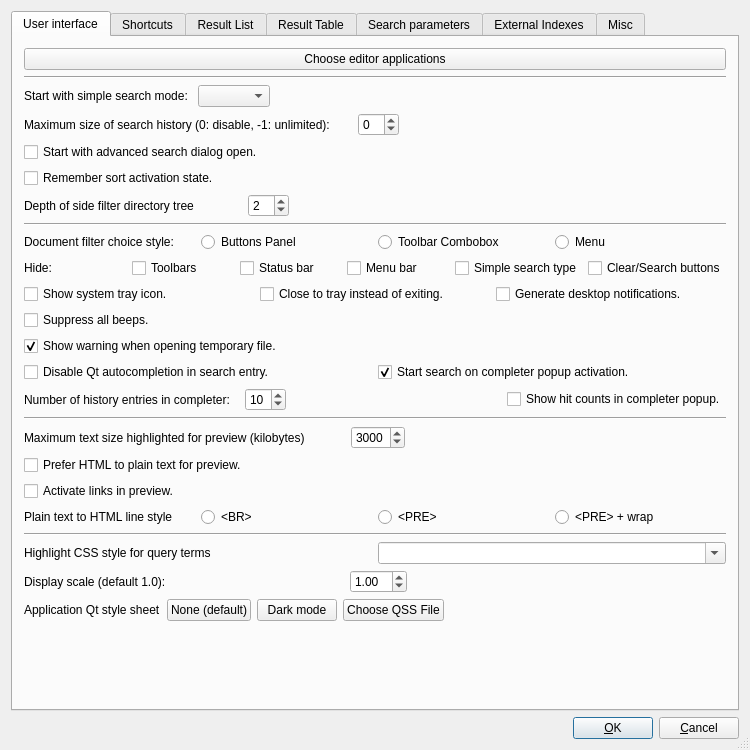
Qt form src/qtgui/uiprefs.ui (alberti42/recoll-macos) before a commit.
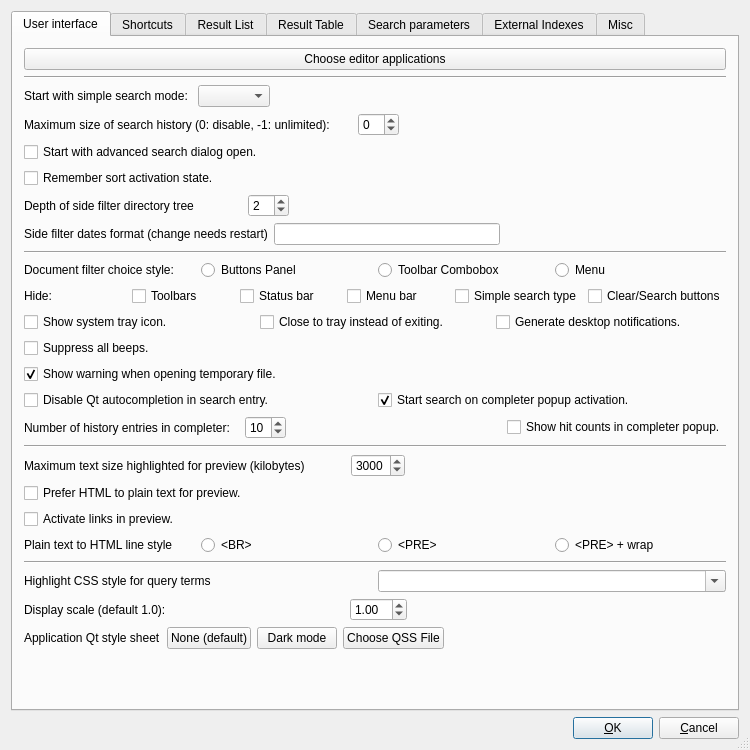
The same form after that commit.

Commit message: Add a setting for the side filter date display format

Patch:
```diff
--- a/src/qtgui/uiprefs.ui
+++ b/src/qtgui/uiprefs.ui
@@ -183,6 +183,46 @@
          </item>
         </layout>
        </item>
+       <item>
+        <layout class="QHBoxLayout">
+         <item>
+          <widget class="QLabel" name="sidefilterdateformatLBL">
+           <property name="toolTip">
+            <string>See Qt QDateTimeEdit documentation. E.g. yyyy-MM-dd. Leave empty to use the default Qt/System format.</string>
+           </property>
+           <property name="text">
+            <string>Side filter dates format (change needs restart)</string>
+           </property>
+           <property name="wordWrap">
+            <bool>false</bool>
+           </property>
+          </widget>
+         </item>
+         <item>
+          <widget class="QLineEdit" name="sidefilterdateformatLE">
+           <property name="minimumSize">
+            <size>
+             <width>30</width>
+             <height>0</height>
+            </size>
+           </property>
+          </widget>
+         </item>
+         <item>
+          <spacer name="sidefilterdateformatHSPC">
+           <property name="orientation">
+            <enum>Qt::Horizontal</enum>
+           </property>
+           <property name="sizeHint" stdset="0">
+            <size>
+             <width>40</width>
+             <height>20</height>
+            </size>
+           </property>
+          </spacer>
+         </item>
+        </layout>
+       </item>
        <item>
         <widget class="Line" name="line2">
          <property name="orientation">
@@ -359,7 +399,7 @@
         </widget>
        </item>
        <item>
-        <layout class="QHBoxLayout" name="horizontalLayout1">
+        <layout class="QHBoxLayout" name="horizontalLayout11">
          <item>
           <widget class="QCheckBox" name="ssNoCompleteCB">
            <property name="text">
@@ -383,7 +423,7 @@
         </layout>
        </item>
        <item>
-        <layout class="QHBoxLayout" name="horizontalLayout1">
+        <layout class="QHBoxLayout" name="horizontalLayout12">
          <item>
           <layout class="QHBoxLayout" stretch="0,0,1">
            <item>
```
Left out of the diff: 4 changed lines with no effect on the pictures. The commit also changes 4 other files.
